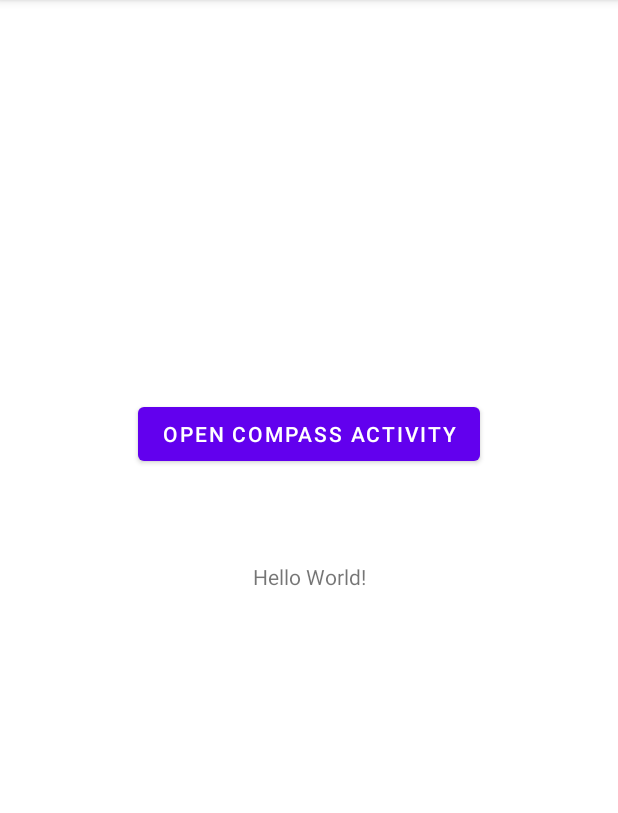
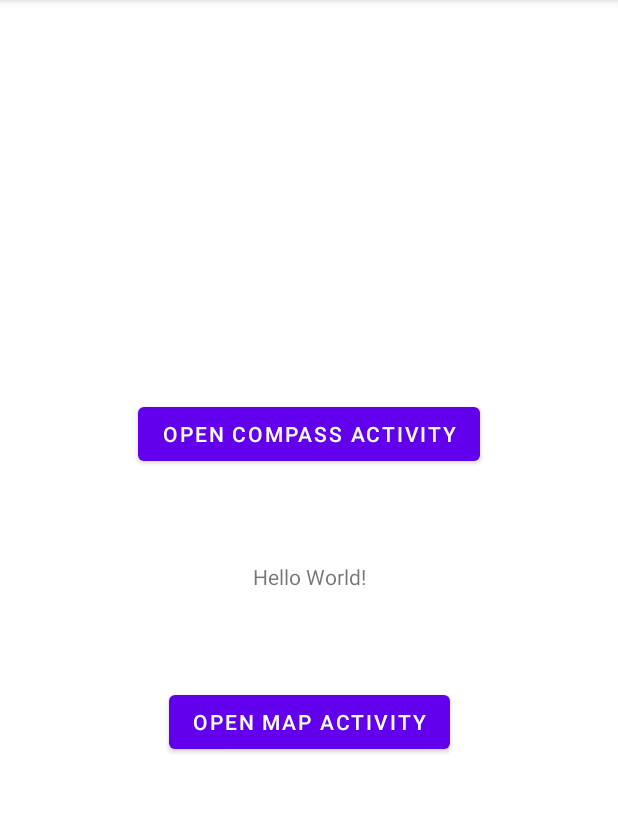
Before and after one commit to parkseungjun12/CompassAppWiBtn, an Android app: the screen it shows after launch (MainActivity), on a phone screen of 412 x 824 dp, the part 84-897 px from its top. Run offline under Robolectric (Android 15) with nearby library versions, the phone set to English and light mode, and no system bars.

```diff
--- a/app/build.gradle
+++ b/app/build.gradle
@@ -33,6 +33,8 @@ dependencies {
     implementation 'androidx.appcompat:appcompat:1.1.0'
     implementation 'com.google.android.material:material:1.1.0'
     implementation 'androidx.constraintlayout:constraintlayout:1.1.3'
+    implementation 'com.google.android.gms:play-services-maps:17.0.0'
+    implementation 'com.google.android.gms:play-services-location:18.0.0'
     testImplementation 'junit:junit:4.+'
     androidTestImplementation 'androidx.test.ext:junit:1.1.1'
     androidTestImplementation 'androidx.test.espresso:espresso-core:3.2.0'
--- a/app/src/main/java/com/example/compassappwibtn/MainActivity.java
+++ b/app/src/main/java/com/example/compassappwibtn/MainActivity.java
@@ -8,8 +8,8 @@ import android.view.View;
 import android.widget.Button;
 
 public class MainActivity extends AppCompatActivity implements View.OnClickListener{
-    Button btnOpenCompass;
-    Intent intentCompassActivity;
+    Button btnOpenCompass, btnMap;
+    Intent intent;
 
     @Override
     protected void onCreate(Bundle savedInstanceState) {
@@ -18,15 +18,22 @@ public class MainActivity extends AppCompatActivity implements View.OnClickListe
 
         btnOpenCompass = findViewById(R.id.btnOpenCompassView);
         btnOpenCompass.setOnClickListener(this);
+        btnMap = findViewById(R.id.btnMap);
+        btnMap.setOnClickListener(this);
+
     }
 
     @Override
     public void onClick(View v) {
         switch (v.getId()){
             case R.id.btnOpenCompassView:
-                intentCompassActivity = new Intent( this, CompassActivity.class);
-                startActivity(intentCompassActivity); break;
+                intent = new Intent( this, CompassActivity.class);
+                break;
+            case R.id.btnMap:
+                intent = new Intent(this, MapsActivity.class);
+                break;
             default: break;
         }
+        startActivity(intent);
     }
 }
--- a/app/src/main/res/layout/activity_main.xml
+++ b/app/src/main/res/layout/activity_main.xml
@@ -26,4 +26,14 @@
         app:layout_constraintEnd_toEndOf="parent"
         app:layout_constraintStart_toStartOf="parent" />
 
+    <Button
+        android:id="@+id/btnMap"
+        android:layout_width="wrap_content"
+        android:layout_height="wrap_content"
+        android:layout_marginTop="63dp"
+        android:text="Open Map Activity"
+        app:layout_constraintEnd_toEndOf="parent"
+        app:layout_constraintStart_toStartOf="parent"
+        app:layout_constraintTop_toBottomOf="@+id/textView" />
+
 </androidx.constraintlayout.widget.ConstraintLayout>
--- a/app/src/main/res/values/strings.xml
+++ b/app/src/main/res/values/strings.xml
@@ -1,3 +1,4 @@
 <resources>
     <string name="app_name">CompassAppWiBtn</string>
+    <string name="title_activity_maps">Map</string>
 </resources>
```
Also changed, not shown: app/src/debug/res/values/google_maps_api.xml (added, +24 -0 lines), app/src/main/AndroidManifest.xml (+25 -1 lines), app/src/main/java/com/example/compassappwibtn/MapsActivity.java (added, +46 -0 lines), app/src/main/res/layout/activity_maps.xml (added, +9 -0 lines), 1 other file.
